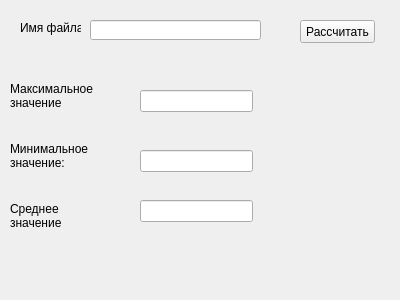
Qt form untitled.ui (KKivik/Education) before a commit.
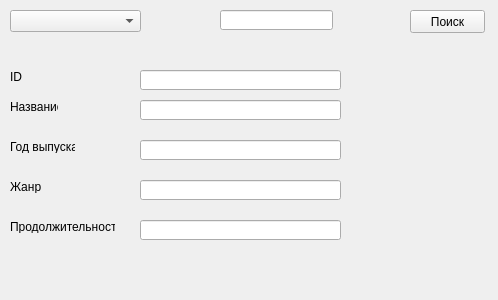
The same form after that commit.

```diff
--- a/untitled.ui
+++ b/untitled.ui
@@ -6,7 +6,7 @@
    <rect>
     <x>0</x>
     <y>0</y>
-    <width>400</width>
+    <width>498</width>
     <height>300</height>
    </rect>
   </property>
@@ -16,62 +16,57 @@
   <widget class="QLineEdit" name="filenameEdit">
    <property name="geometry">
     <rect>
-     <x>90</x>
-     <y>20</y>
-     <width>171</width>
+     <x>140</x>
+     <y>70</y>
+     <width>201</width>
      <height>20</height>
     </rect>
    </property>
   </widget>
-  <widget class="QPushButton" name="button">
-   <property name="geometry">
-    <rect>
-     <x>300</x>
-     <y>20</y>
-     <width>75</width>
-     <height>23</height>
-    </rect>
-   </property>
-   <property name="text">
-    <string>Рассчитать</string>
-   </property>
-  </widget>
   <widget class="QLabel" name="label">
    <property name="geometry">
     <rect>
-     <x>20</x>
-     <y>20</y>
-     <width>61</width>
-     <height>16</height>
+     <x>10</x>
+     <y>70</y>
+     <width>47</width>
+     <height>13</height>
     </rect>
    </property>
    <property name="text">
-    <string>Имя файла</string>
+    <string>ID</string>
    </property>
   </widget>
   <widget class="QLabel" name="label_2">
-   <property name="enabled">
-    <bool>true</bool>
-   </property>
    <property name="geometry">
     <rect>
      <x>10</x>
-     <y>80</y>
-     <width>86</width>
-     <height>32</height>
+     <y>100</y>
+     <width>48</width>
+     <height>13</height>
     </rect>
    </property>
-   <property name="sizePolicy">
-    <sizepolicy hsizetype="Expanding" vsizetype="Expanding">
-     <horstretch>0</horstretch>
-     <verstretch>0</verstretch>
-    </sizepolicy>
-   </property>
-   <property name="focusPolicy">
-    <enum>Qt::WheelFocus</enum>
-   </property>
    <property name="text">
-    <string>&lt;html&gt;&lt;head/&gt;&lt;body&gt;&lt;p&gt;Максимальное&lt;br&gt;значение&lt;/p&gt;&lt;/body&gt;&lt;/html&gt;</string>
+    <string>Название</string>
+   </property>
+  </widget>
+  <widget class="QLineEdit" name="titleEdit">
+   <property name="geometry">
+    <rect>
+     <x>140</x>
+     <y>100</y>
+     <width>201</width>
+     <height>20</height>
+    </rect>
+   </property>
+  </widget>
+  <widget class="QLineEdit" name="yearEdit">
+   <property name="geometry">
+    <rect>
+     <x>140</x>
+     <y>140</y>
+     <width>201</width>
+     <height>20</height>
+    </rect>
    </property>
   </widget>
   <widget class="QLabel" name="label_3">
@@ -79,67 +74,104 @@
     <rect>
      <x>10</x>
      <y>140</y>
-     <width>81</width>
-     <height>32</height>
+     <width>65</width>
+     <height>13</height>
     </rect>
    </property>
    <property name="text">
-    <string>&lt;html&gt;&lt;head/&gt;&lt;body&gt;&lt;p&gt;Минимальное&lt;br&gt;значение:&lt;/p&gt;&lt;/body&gt;&lt;/html&gt;</string>
-   </property>
-   <property name="indent">
-    <number>-1</number>
+    <string>Год выпуска</string>
    </property>
   </widget>
   <widget class="QLabel" name="label_4">
    <property name="geometry">
     <rect>
      <x>10</x>
-     <y>200</y>
-     <width>55</width>
-     <height>32</height>
+     <y>180</y>
+     <width>65</width>
+     <height>13</height>
     </rect>
    </property>
    <property name="text">
-    <string>&lt;html&gt;&lt;head/&gt;&lt;body&gt;&lt;p&gt;Среднее&lt;br/&gt; значение&lt;/p&gt;&lt;/body&gt;&lt;/html&gt;</string>
+    <string>Жанр</string>
    </property>
   </widget>
   <widget class="QLineEdit" name="maxEdit">
    <property name="geometry">
     <rect>
      <x>140</x>
-     <y>90</y>
-     <width>113</width>
-     <height>22</height>
+     <y>180</y>
+     <width>201</width>
+     <height>20</height>
     </rect>
    </property>
-   <property name="readOnly">
-    <bool>true</bool>
+  </widget>
+  <widget class="QLabel" name="label_5">
+   <property name="geometry">
+    <rect>
+     <x>10</x>
+     <y>220</y>
+     <width>105</width>
+     <height>13</height>
+    </rect>
    </property>
+   <property name="text">
+    <string>Продолжительность</string>
+   </property>
   </widget>
   <widget class="QLineEdit" name="minEdit">
    <property name="geometry">
     <rect>
      <x>140</x>
-     <y>150</y>
-     <width>113</width>
-     <height>22</height>
+     <y>220</y>
+     <width>201</width>
+     <height>20</height>
     </rect>
    </property>
-   <property name="readOnly">
-    <bool>true</bool>
+  </widget>
+  <widget class="QPushButton" name="queryButton">
+   <property name="geometry">
+    <rect>
+     <x>410</x>
+     <y>10</y>
+     <width>75</width>
+     <height>23</height>
+    </rect>
    </property>
+   <property name="text">
+    <string>Поиск</string>
+   </property>
   </widget>
-  <widget class="QLineEdit" name="avgEdit">
+  <widget class="QComboBox" name="parameterSelection">
    <property name="geometry">
     <rect>
-     <x>140</x>
-     <y>200</y>
-     <width>113</width>
+     <x>10</x>
+     <y>10</y>
+     <width>131</width>
      <height>22</height>
     </rect>
    </property>
-   <property name="readOnly">
-    <bool>true</bool>
+  </widget>
+  <widget class="QLineEdit" name="queryLine">
+   <property name="geometry">
+    <rect>
+     <x>220</x>
+     <y>10</y>
+     <width>113</width>
+     <height>20</height>
+    </rect>
+   </property>
+  </widget>
+  <widget class="QLabel" name="errorLabel">
+   <property name="geometry">
+    <rect>
+     <x>296</x>
+     <y>269</y>
+     <width>181</width>
+     <height>31</height>
+    </rect>
+   </property>
+   <property name="text">
+    <string/>
    </property>
   </widget>
  </widget>
```
Left out of the diff: 8 changed lines with no effect on the pictures.
